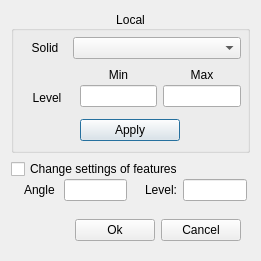
Old version of the form DMesh_Widget/w_meshstlrefineadvance.ui in the repository orientalinformation/foamnode.
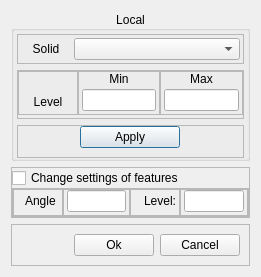
New version of the form.

What changed in the file:
```diff
--- a/DMesh_Widget/w_meshstlrefineadvance.ui
+++ b/DMesh_Widget/w_meshstlrefineadvance.ui
@@ -7,7 +7,7 @@
     <x>0</x>
     <y>0</y>
     <width>261</width>
-    <height>257</height>
+    <height>247</height>
    </rect>
   </property>
   <property name="windowTitle">
@@ -38,7 +38,7 @@
       <item>
        <widget class="QFrame" name="frame_15">
         <property name="frameShape">
-         <enum>QFrame::NoFrame</enum>
+         <enum>QFrame::StyledPanel</enum>
         </property>
         <property name="frameShadow">
          <enum>QFrame::Raised</enum>
@@ -75,7 +75,7 @@
       <item>
        <widget class="QFrame" name="frame_90">
         <property name="frameShape">
-         <enum>QFrame::NoFrame</enum>
+         <enum>QFrame::StyledPanel</enum>
         </property>
         <property name="frameShadow">
          <enum>QFrame::Raised</enum>
@@ -105,7 +105,7 @@
             </size>
            </property>
            <property name="frameShape">
-            <enum>QFrame::NoFrame</enum>
+            <enum>QFrame::StyledPanel</enum>
            </property>
            <property name="frameShadow">
             <enum>QFrame::Raised</enum>
@@ -149,7 +149,7 @@
          <item>
           <widget class="QFrame" name="frame_98">
            <property name="frameShape">
-            <enum>QFrame::NoFrame</enum>
+            <enum>QFrame::StyledPanel</enum>
            </property>
            <property name="frameShadow">
             <enum>QFrame::Raised</enum>
@@ -189,7 +189,7 @@
          <item>
           <widget class="QFrame" name="frame_99">
            <property name="frameShape">
-            <enum>QFrame::NoFrame</enum>
+            <enum>QFrame::StyledPanel</enum>
            </property>
            <property name="frameShadow">
             <enum>QFrame::Raised</enum>
@@ -232,7 +232,7 @@
       <item>
        <widget class="QFrame" name="frame">
         <property name="frameShape">
-         <enum>QFrame::NoFrame</enum>
+         <enum>QFrame::StyledPanel</enum>
         </property>
         <property name="frameShadow">
          <enum>QFrame::Raised</enum>
@@ -272,7 +272,7 @@
    <item>
     <widget class="QFrame" name="frame_MeshSurfaceFeaturesCB">
      <property name="frameShape">
-      <enum>QFrame::NoFrame</enum>
+      <enum>QFrame::StyledPanel</enum>
      </property>
      <property name="frameShadow">
       <enum>QFrame::Raised</enum>
@@ -294,7 +294,7 @@
       <item>
        <widget class="QFrame" name="frame_MeshSurfaceFeatures">
         <property name="frameShape">
-         <enum>QFrame::NoFrame</enum>
+         <enum>QFrame::StyledPanel</enum>
         </property>
         <property name="frameShadow">
          <enum>QFrame::Raised</enum>
@@ -321,7 +321,7 @@
             </size>
            </property>
            <property name="frameShape">
-            <enum>QFrame::NoFrame</enum>
+            <enum>QFrame::StyledPanel</enum>
            </property>
            <property name="frameShadow">
             <enum>QFrame::Raised</enum>
@@ -364,7 +364,7 @@
          <item>
           <widget class="QFrame" name="frame_128">
            <property name="frameShape">
-            <enum>QFrame::NoFrame</enum>
+            <enum>QFrame::StyledPanel</enum>
            </property>
            <property name="frameShadow">
             <enum>QFrame::Raised</enum>
@@ -419,7 +419,7 @@
             </size>
            </property>
            <property name="frameShape">
-            <enum>QFrame::NoFrame</enum>
+            <enum>QFrame::StyledPanel</enum>
            </property>
            <property name="frameShadow">
             <enum>QFrame::Raised</enum>
@@ -462,7 +462,7 @@
          <item>
           <widget class="QFrame" name="frame_103">
            <property name="frameShape">
-            <enum>QFrame::NoFrame</enum>
+            <enum>QFrame::StyledPanel</enum>
            </property>
            <property name="frameShadow">
             <enum>QFrame::Raised</enum>
@@ -511,7 +511,7 @@
    <item>
     <widget class="QFrame" name="frame_2">
      <property name="frameShape">
-      <enum>QFrame::NoFrame</enum>
+      <enum>QFrame::StyledPanel</enum>
      </property>
      <property name="frameShadow">
       <enum>QFrame::Raised</enum>
```
